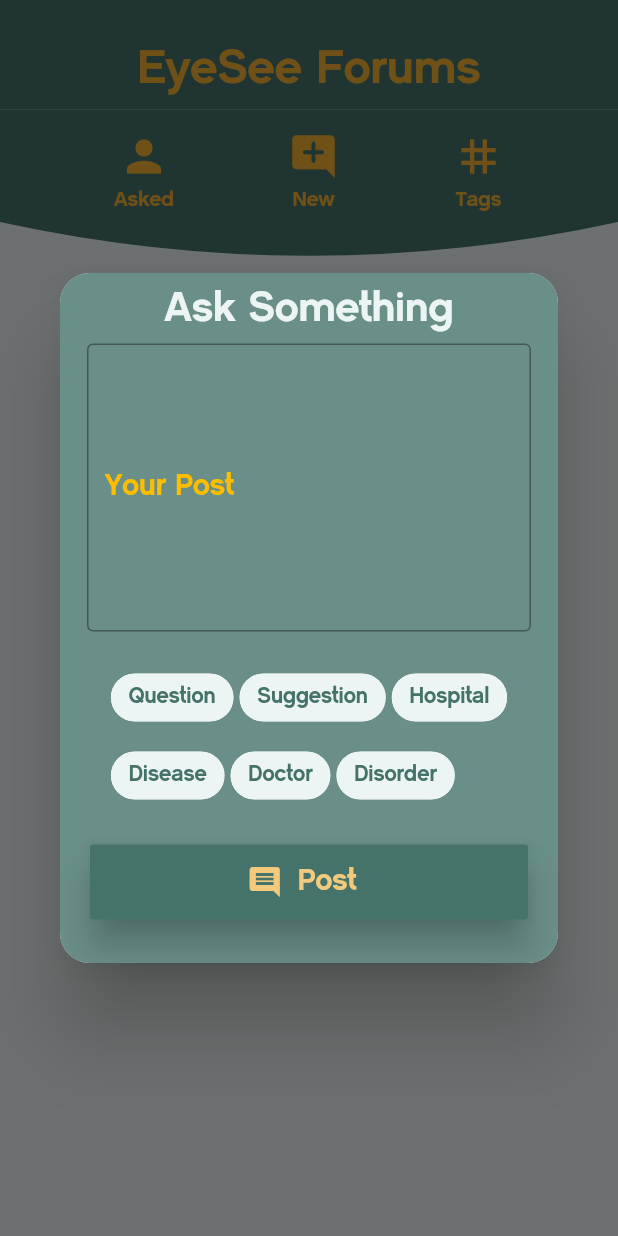
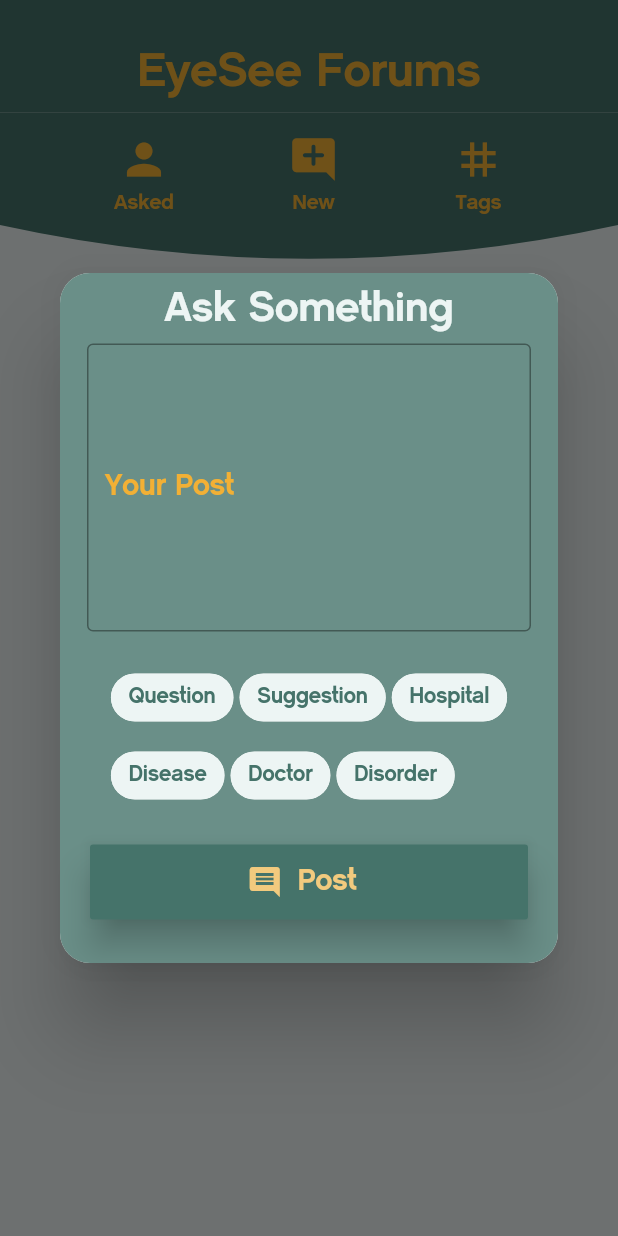
Before and after one commit to ihassanjavaid/Eye-Diagnostic-System, a Flutter app: the Forum screen opened by its route, after a tap on the "add comment" icon, on a phone screen of 412 x 824 dp. Run offline on Flutter 3.47's test engine with Material 2 defaults, Android fonts, the phone set to English and light mode, and no system bars; our stand-ins replace auto_size_text, avatar_glow, bubble, cloud_firestore, connectivity, firebase_auth and 11 more; missing offline and left inert: flutter_dialogflow; accounts and stored records are empty; project files that could hold a hidden picture were left out.

Commit message:
theme update

```diff
--- a/lib/screens/assistant_screens/assistant_chatbot_screen.dart
+++ b/lib/screens/assistant_screens/assistant_chatbot_screen.dart
@@ -114,7 +114,7 @@ class _AssistantState extends State<Assistant> {
             ),
             Divider(
               height: 5.0,
-              color: kGoldenColor,
+              color: kAmberColor,
             ),
             Container(
               child: ListTile(
@@ -182,8 +182,6 @@ class _AssistantState extends State<Assistant> {
       ),
     );
   }
-
-  //for better one i have use the bubble package check out the pubspec.yaml
 
   Widget chat(String message, int data) {
     return Container(
--- a/lib/screens/community_screens/forum_screen.dart
+++ b/lib/screens/community_screens/forum_screen.dart
@@ -311,7 +311,7 @@ class _ForumState extends State<Forum> {
         children: [
           Container(
             color: kTealColor,
-            padding: const EdgeInsets.only(left: 15, right: 15, top: 30.0, bottom: 10.0),
+            padding: const EdgeInsets.only(left: 15, right: 15, top: 32.0, bottom: 10.0),
             alignment: Alignment.center,
             child: Row(
               mainAxisAlignment: MainAxisAlignment.center,
--- a/lib/screens/eye_sight_screens/rules_screen.dart
+++ b/lib/screens/eye_sight_screens/rules_screen.dart
@@ -31,7 +31,7 @@ class _RuleScreenState extends State<RuleScreen> {
       height: 8.0,
       width: isActive ? 24.0 : 8.0,
       decoration: BoxDecoration(
-        color: isActive ? kGoldenColor : Colors.white,
+        color: isActive ? kTealColor : kTealColor.withOpacity(0.5),
         borderRadius: BorderRadius.all(Radius.circular(12)),
       ),
     );
--- a/lib/screens/login_screen.dart
+++ b/lib/screens/login_screen.dart
@@ -320,7 +320,7 @@ class _LoginScreenState extends State<LoginScreen> {
                         child: Container(
                           height: 2.0,
                           width: 300.0,
-                          color: kGoldenColor,
+                          color: kAmberColor,
                         ),
                       ),
                       Padding(
--- a/lib/screens/nearby_medicos_screens/nearby_medicos_screen.dart
+++ b/lib/screens/nearby_medicos_screens/nearby_medicos_screen.dart
@@ -135,7 +135,7 @@ class NavigationControls extends StatelessWidget {
                     : () => navigate(context, controller, goBack: true),
               ),
               IconButton(
-                color: kGoldenColor,
+                color: kAmberColor,
                 icon: const Icon(
                     Icons.arrow_forward_ios,
                     color: Colors.black45,
@@ -146,7 +146,7 @@ class NavigationControls extends StatelessWidget {
                     : () => navigate(context, controller, goBack: false),
               ),
               IconButton(
-                color: kGoldenColor,
+                color: kAmberColor,
                 icon: const Icon(
                     Icons.home,
                     color: Colors.black45,
@@ -159,7 +159,7 @@ class NavigationControls extends StatelessWidget {
                 },
               ),
               IconButton(
-                color: kGoldenColor,
+                color: kAmberColor,
                 icon: const Icon(
                     Icons.refresh,
                     color: Colors.black45,
--- a/lib/screens/nearby_medicos_screens/nearby_optometrists_screen.dart
+++ b/lib/screens/nearby_medicos_screens/nearby_optometrists_screen.dart
@@ -135,7 +135,7 @@ class NavigationControls extends StatelessWidget {
                     : () => navigate(context, controller, goBack: true),
               ),
               IconButton(
-                color: kGoldenColor,
+                color: kAmberColor,
                 icon: const Icon(
                     Icons.arrow_forward_ios,
                     color: Colors.black45,
@@ -146,7 +146,7 @@ class NavigationControls extends StatelessWidget {
                     : () => navigate(context, controller, goBack: false),
               ),
               IconButton(
-                color: kGoldenColor,
+                color: kAmberColor,
                 icon: const Icon(
                     Icons.home,
                     color: Colors.black45,
@@ -159,7 +159,7 @@ class NavigationControls extends StatelessWidget {
                 },
               ),
               IconButton(
-                color: kGoldenColor,
+                color: kAmberColor,
                 icon: const Icon(
                     Icons.refresh,
                     color: Colors.black45,
--- a/lib/screens/registration_screen.dart
+++ b/lib/screens/registration_screen.dart
@@ -345,7 +345,7 @@ class _RegistrationScreenState extends State<RegistrationScreen> {
                         child: Container(
                           height: 2.0,
                           width: 300.0,
-                          color: kGoldenColor,
+                          color: kAmberColor,
                         ),
                       ),
                       Padding(
--- a/lib/utilities/constants.dart
+++ b/lib/utilities/constants.dart
@@ -1,4 +1,32 @@
 import 'package:flutter/material.dart';
+
+// Gradient Colors
+
+/*final kBgColorGradientArrayBlues = [
+  Color(0xFF3594DD),
+  Color(0xFF4563DB),
+  Color(0xFF5036D5),
+  Color(0xFF5b16D0),
+];*/
+
+/*final kBgColorGradientArrayGreys = [
+  Color(0xFF949494),
+  Color(0xFFd1d1d1),
+  Color(0xFFb5b5b5),
+  Color(0xFF949494),
+];*/
+
+// Colors
+
+final kScaffoldBackgroundColor = Color(0xFFedf5f4);
+final kLightTealColor = Color(0xffE9F2F1);
+final kTealColor = Color(0xff45736A);
+final kAmberColor = Color(0xffF2B035);
+final kLightAmberColor = Color(0xffF2CA7E);
+final kPeachColor = Color(0xffF2AA80);
+final kMapsGreyColor = Color(0xFFf5f5f5);
+
+// Text Styles
 
 final kOnBoardingTitleStyle = TextStyle(
   color: kTealColor,
@@ -23,48 +51,6 @@ final kLoginLabelStyle = TextStyle(
   fontWeight: FontWeight.bold,
   fontFamily: 'CM Sans Serif',
 );
-
-final kLoginBoxDecorationStyle = BoxDecoration(
-  color: kTealColor.withOpacity(0.8),
-  borderRadius: BorderRadius.circular(10.0),
-  boxShadow: [
-    BoxShadow(
-      color: kLightTealColor,
-      blurRadius: 6.0,
-      offset: Offset(0, 2),
-    ),
-  ],
-);
-
-final kBgColorGradientArrayBlues = [
-  Color(0xFF3594DD),
-  Color(0xFF4563DB),
-  Color(0xFF5036D5),
-  Color(0xFF5b16D0),
-];
-
-final kBgColorGradientArrayGreys = [
-  Color(0xFF949494),
-  Color(0xFFd1d1d1),
-  Color(0xFFb5b5b5),
-  Color(0xFF949494),
-];
-
-// Colors
-final kScaffoldBackgroundColor = Color(0xFFedf5f4);
-final kLightTealColor = Color(0xffE9F2F1);
-final kTealColor = Color(0xff45736A);
-final kAmberColor = Color(0xffF2B035);
-final kLightAmberColor = Color(0xffF2CA7E);
-final kPeachColor = Color(0xffF2AA80);
-
-final kGradientStarterBlueColor = Color(0xFF3594DD);
-final kGoldenColor = Color(0xFFffbd00);
-final kPurpleColor = Color(0xFF5b16D0);
-final kDarkPurpleColor = Color(0xFF451991);
-final kDeepGoldenColor = Color(0xFFdbba58);
-final kMaroonColor = Color(0xFF8C1212);
-final kMapsGreyColor = Color(0xFFf5f5f5);
 
 final TextStyle kDashboardTitleTextStyle = TextStyle(
   color: Colors.white,
@@ -101,7 +87,7 @@ final TextStyle kAvatarTextStyle = TextStyle(
 );
 
 final TextStyle kCustomInputLabelStyle = TextStyle(
-  color: kGoldenColor,
+  color: kAmberColor,
   fontSize: 20.0,
   fontFamily: 'CM Sans Serif',
 );
@@ -111,4 +97,20 @@ final TextStyle kforumHeaderButtonLabelStyle = TextStyle(
   fontFamily: 'CM Sans Serif',
 );
 
+// Enumerations
+
 enum LoadingType {SIGNIN, SIGNUP}
+
+// Decorations
+
+final kLoginBoxDecorationStyle = BoxDecoration(
+  color: kTealColor.withOpacity(0.8),
+  borderRadius: BorderRadius.circular(10.0),
+  boxShadow: [
+    BoxShadow(
+      color: kLightTealColor,
+      blurRadius: 6.0,
+      offset: Offset(0, 2),
+    ),
+  ],
+);
--- a/lib/widgets/answer_dialog_box.dart
+++ b/lib/widgets/answer_dialog_box.dart
@@ -83,7 +83,7 @@ class AnswerDialog {
                     placeholder: 'Your Answer',
                     minLines: 8,
                     placeholderColor: kLightAmberColor,
-                    cursorColor: kGoldenColor,
+                    cursorColor: kAmberColor,
                     focusedOutlineBorder: kLightAmberColor,
                     maxLines: 8,
                     controller: this.messageTextController,
@@ -123,7 +123,7 @@ class AnswerDialog {
                         Navigator.pop(context);
                       },
                       color: kTealColor,
-                      focusColor: kGoldenColor,
+                      focusColor: kAmberColor,
                       autofocus: true,
                       elevation: 10,
                       child: Row(
--- a/lib/widgets/custom_textfield.dart
+++ b/lib/widgets/custom_textfield.dart
@@ -15,11 +15,12 @@ class CustomTextField extends StatelessWidget {
   final int minLines;
   final int maxLines;
 
+  // directly passed colors because const field required in optional parameter
   CustomTextField({
     @required this.placeholder,
-    this.cursorColor = Colors.deepPurpleAccent,
-    this.placeholderColor = Colors.deepPurpleAccent,
-    this.focusedOutlineBorder = Colors.deepPurpleAccent,
+    this.cursorColor = const Color(0xFFedf5f4),
+    this.placeholderColor = const Color(0xFFedf5f4),
+    this.focusedOutlineBorder = const Color(0xFFedf5f4),
     this.onChanged,
     this.isPassword = false,
     this.keyboardType,
@@ -45,7 +46,7 @@ class CustomTextField extends StatelessWidget {
         labelStyle: kCustomInputLabelStyle,
         border: OutlineInputBorder(
           borderSide: BorderSide(
-            color: kPurpleColor,
+            color: kTealColor,
           ),
         ),
         focusedBorder: OutlineInputBorder(
--- a/lib/widgets/question_dialogue_box.dart
+++ b/lib/widgets/question_dialogue_box.dart
@@ -80,7 +80,7 @@ class MessageDialog {
                     placeholder: 'Your Post',
                     minLines: 8,
                     placeholderColor: kLightAmberColor,
-                    cursorColor: kGoldenColor,
+                    cursorColor: kAmberColor,
                     focusedOutlineBorder: kLightAmberColor,
                     maxLines: 8,
                     controller: this.messageTextController,
@@ -116,7 +116,7 @@ class MessageDialog {
                         Navigator.pop(context);
                       },
                       color: kTealColor,
-                      focusColor: kGoldenColor,
+                      focusColor: kAmberColor,
                       autofocus: true,
                       elevation: 10,
                       child: Row(
--- a/lib/widgets/speed_dial_widget.dart
+++ b/lib/widgets/speed_dial_widget.dart
@@ -1,3 +1,4 @@
+/*
 import 'package:eye_diagnostic_system/utilities/constants.dart';
 import 'package:flutter/material.dart';
 import 'package:flutter_speed_dial/flutter_speed_dial.dart';
@@ -39,4 +40,4 @@ class ButtonWidget{
     );
   }
 
-}
+}*/
```
